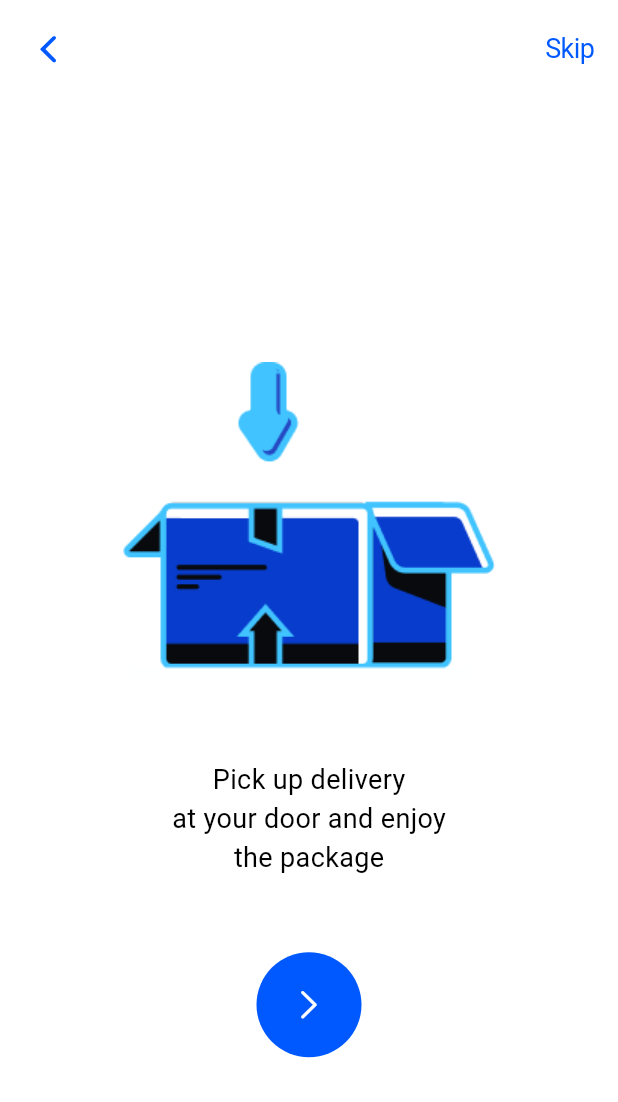
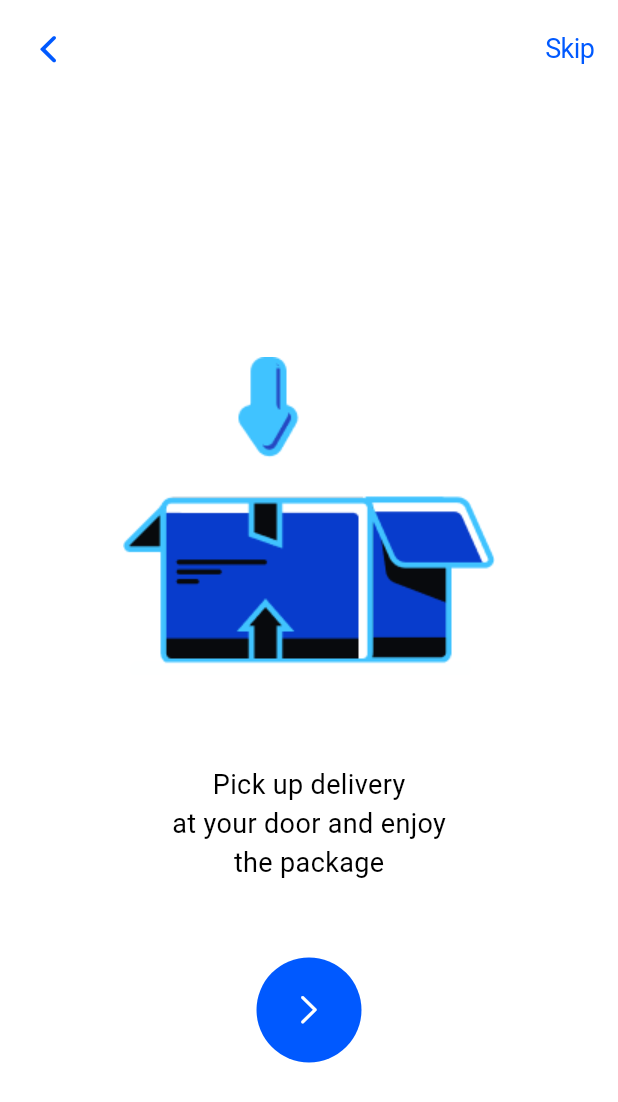
Before and after one commit to STEVENNNN76/REXA-UI, a Flutter app: the screen it shows after launch, on a phone screen of 412 x 824 dp. Shown: the top 1102 px of the screen. Run offline on Flutter 3.47's test engine with Material 3 defaults, Android fonts, the light colour scheme and no system bars.

Commit message:
fbug fixes

```diff
--- a/lib/Features/Onboarding Page/Screens/onboardingpage3.dart
+++ b/lib/Features/Onboarding Page/Screens/onboardingpage3.dart
@@ -57,7 +57,7 @@ class OnboardPage3 extends StatelessWidget {
                     'lib/components/package.png',
                     width: 300,
                   ),
-                  const SizedBox(height: 30),
+                  const SizedBox(height: 37),
                   const Text(
                     "Pick up delivery",
                     style: TextStyle(
```
